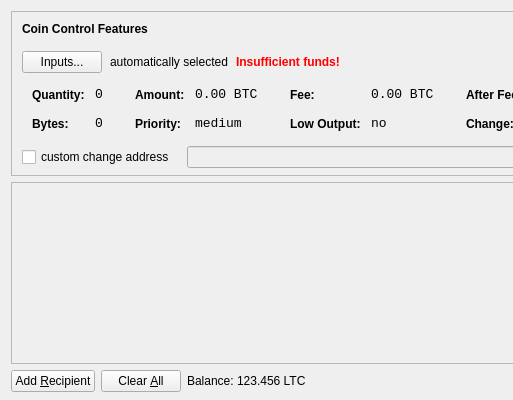
This is src/qt/forms/sendcoinsdialog.ui in simbacoin/simbacoin as Qt 5 draws it before an edit; both pictures show x 0 to 513 and y 0 to 400 of the 850 by 400 pixel window. The edited form follows.
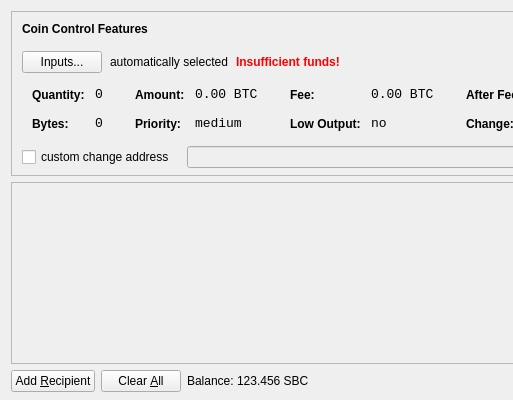
This is the edited form. Icons and pictures are not drawn.

```diff
--- a/src/qt/forms/sendcoinsdialog.ui
+++ b/src/qt/forms/sendcoinsdialog.ui
@@ -720,7 +720,7 @@
           <cursorShape>IBeamCursor</cursorShape>
          </property>
          <property name="text">
-          <string>123.456 LTC</string>
+          <string>123.456 SBC</string>
          </property>
          <property name="textInteractionFlags">
           <set>Qt::LinksAccessibleByMouse|Qt::TextSelectableByKeyboard|Qt::TextSelectableByMouse</set>
```
